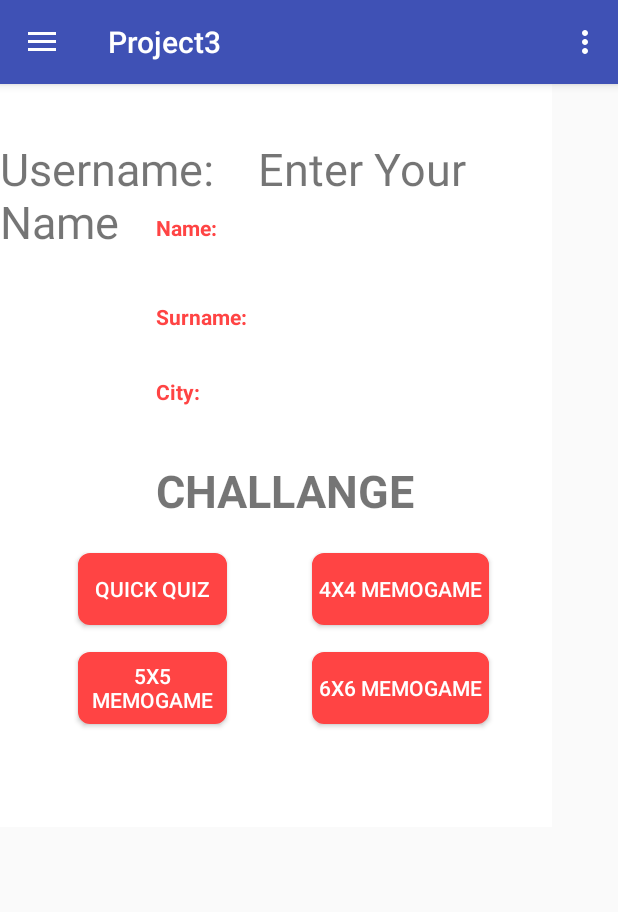
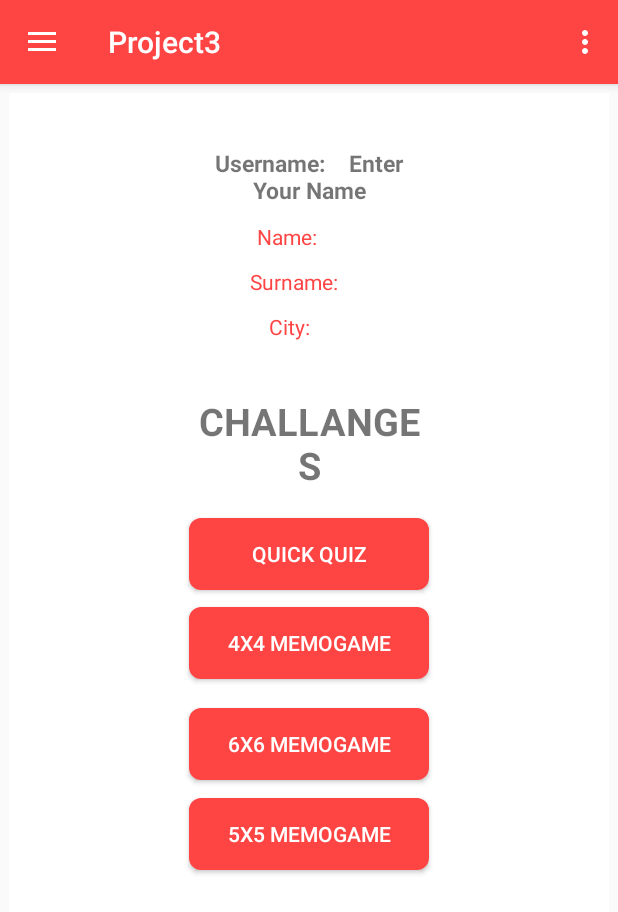
Before and after one commit to acanturgut/GameOS, an Android app: the fragment ViewUserProfileFragment placed in its activity, on a phone screen of 412 x 824 dp. Shown: the top 912 px of the screen. Run offline under Robolectric (Android 15) with nearby library versions, the phone set to English and light mode, and no system bars; our stand-ins replace Firebase (no records; nobody signed in at launch, a user with empty details on screens opened directly).

Commit message:
layout fix

```diff
--- a/Project3/app/src/main/res/layout/content_main.xml
+++ b/Project3/app/src/main/res/layout/content_main.xml
@@ -7,11 +7,25 @@ android:layout_height="match_parent"
 app:layout_behavior="@string/appbar_scrolling_view_behavior"
 tools:context="com.example.canta.project3.MainActivity"
 tools:showIn="@layout/app_bar_main">
+
     <fragment
         android:id="@+id/fragment_container"
         android:name="com.example.canta.project3.FriendListFragment"
-        android:layout_width="368dp"
-        android:layout_height="495dp"
-        tools:layout_editor_absoluteX="8dp"
-        tools:layout_editor_absoluteY="8dp" />
+        android:layout_width="0dp"
+        android:layout_height="0dp"
+        android:layout_margin="6dp"
+        tools:layout_constraintTop_creator="1"
+        tools:layout_constraintRight_creator="1"
+        tools:layout_constraintBottom_creator="1"
+        android:layout_marginStart="8dp"
+        app:layout_constraintBottom_toBottomOf="parent"
+        android:layout_marginEnd="8dp"
+        app:layout_constraintRight_toRightOf="parent"
+        android:layout_marginTop="8dp"
+        tools:layout_constraintLeft_creator="1"
+        android:layout_marginBottom="8dp"
+        app:layout_constraintLeft_toLeftOf="parent"
+        app:layout_constraintTop_toTopOf="parent"
+        android:layout_marginRight="5dp"
+        android:layout_marginLeft="5dp" />
 </android.support.constraint.ConstraintLayout>
--- a/Project3/app/src/main/res/layout/fragment_view_user_profile.xml
+++ b/Project3/app/src/main/res/layout/fragment_view_user_profile.xml
@@ -22,19 +22,22 @@
             android:ems="10"
             android:inputType="textPersonName"
             android:text="Name"
-            android:textColor="@color/colorPrimaryDark"
-            android:textStyle="bold" />
+            android:textAlignment="center"
+            android:textColor="@color/colorPrimaryDark" />
 
         <TextView
             android:id="@+id/other_profile_username"
             android:layout_width="wrap_content"
             android:layout_height="wrap_content"
+            android:layout_alignEnd="@+id/other_profile_name"
+
             android:layout_alignParentTop="true"
-            android:layout_centerHorizontal="true"
-
+            android:layout_alignStart="@+id/other_profile_name"
             android:layout_marginTop="36dp"
             android:text="USERNAME"
-            android:textSize="30sp" />
+            android:textAlignment="center"
+            android:textSize="15sp"
+            android:textStyle="bold" />
 
         <TextView
             android:id="@+id/other_profile_surname"
@@ -42,83 +45,84 @@
             android:layout_height="30dp"
             android:layout_alignStart="@+id/other_profile_name"
             android:layout_below="@+id/other_profile_name"
-            android:layout_marginTop="29dp"
             android:ems="10"
             android:inputType="textPersonName"
             android:text="Surname"
-            android:textColor="@color/colorPrimaryDark"
-            android:textStyle="bold" />
+            android:textAlignment="center"
+            android:textColor="@color/colorPrimaryDark" />
 
         <TextView
             android:id="@+id/other_profile_city"
             android:layout_width="wrap_content"
             android:layout_height="30dp"
             android:layout_alignStart="@+id/other_profile_surname"
+
             android:layout_below="@+id/other_profile_surname"
-            android:layout_marginTop="20dp"
             android:ems="10"
-
             android:inputType="textPersonName"
             android:text="City"
-            android:textColor="@color/colorPrimaryDark"
-            android:textStyle="bold" />
+            android:textAlignment="center"
+            android:textColor="@color/colorPrimaryDark" />
 
         <TextView
             android:id="@+id/textView13"
             android:layout_width="wrap_content"
             android:layout_height="wrap_content"
+            android:layout_alignEnd="@+id/other_profile_city"
             android:layout_alignStart="@+id/other_profile_city"
             android:layout_below="@+id/other_profile_city"
             android:layout_marginTop="25dp"
-            android:text="CHALLANGE"
-            android:textSize="30sp"
+            android:text="CHALLANGES"
+            android:textAlignment="center"
+            android:textSize="25sp"
             android:textStyle="bold" />
 
         <Button
             android:id="@+id/challange_qq_user"
             android:layout_width="400dp"
             android:layout_height="wrap_content"
-            android:layout_alignParentStart="true"
-            android:layout_below="@+id/textView13"
-            android:layout_marginStart="52dp"
-            android:layout_marginTop="21dp"
-            android:layout_toStartOf="@+id/textView14"
+            android:layout_marginTop="18dp"
             android:background="@drawable/button_normal"
             android:text="Quick Quiz"
-            android:textColor="@android:color/white" />
+            android:textColor="@android:color/white"
+            android:layout_below="@+id/textView13"
+            android:layout_alignEnd="@+id/textView13"
+            android:layout_alignStart="@+id/textView13" />
 
         <Button
             android:id="@+id/challange_44_user"
             android:layout_width="wrap_content"
             android:layout_height="wrap_content"
-            android:layout_above="@+id/challange_55_user"
-            android:layout_alignParentEnd="true"
-            android:layout_marginEnd="42dp"
             android:background="@drawable/button_normal"
             android:text="4x4 MemoGame"
-            android:textColor="@android:color/white" />
+            android:textColor="@android:color/white"
+            android:layout_below="@+id/challange_qq_user"
+            android:layout_marginTop="11dp"
+            android:layout_alignEnd="@+id/challange_qq_user"
+            android:layout_alignStart="@+id/challange_qq_user" />
 
         <Button
             android:id="@+id/challange_55_user"
             android:layout_width="wrap_content"
             android:layout_height="wrap_content"
-            android:layout_alignStart="@+id/challange_qq_user"
-            android:layout_below="@+id/challange_qq_user"
-            android:layout_marginTop="18dp"
-            android:layout_toStartOf="@+id/textView14"
             android:background="@drawable/button_normal"
             android:text="5x5 Memogame"
-            android:textColor="@android:color/white" />
+            android:textColor="@android:color/white"
+            android:layout_below="@+id/challange_66_user"
+            android:layout_alignStart="@+id/challange_66_user"
+            android:layout_marginTop="12dp"
+            android:layout_alignEnd="@+id/challange_66_user" />
 
         <Button
             android:id="@+id/challange_66_user"
             android:layout_width="wrap_content"
             android:layout_height="wrap_content"
-            android:layout_alignStart="@+id/challange_44_user"
-            android:layout_alignTop="@+id/challange_55_user"
             android:background="@drawable/button_normal"
             android:text="6x6 Memogame"
-            android:textColor="@android:color/white" />
+            android:textColor="@android:color/white"
+            android:layout_below="@+id/textView14"
+            android:layout_alignStart="@+id/challange_44_user"
+            android:layout_alignEnd="@+id/challange_44_user" />
 
         <TextView
             android:id="@+id/textView14"
--- a/Project3/app/src/main/res/values/colors.xml
+++ b/Project3/app/src/main/res/values/colors.xml
@@ -1,6 +1,6 @@
 <?xml version="1.0" encoding="utf-8"?>
 <resources>
-    <color name="colorPrimary">#3f51b5 </color>
+    <color name="colorPrimary">#ff4444</color>
     <color name="colorPrimaryDark">#ff4444</color>
     <color name="colorAccent">#ff4081 </color>
     <color name="History">#573812 </color>
```
Also changed, not shown: Project3/app/src/main/java/com/example/canta/project3/SignInActivity.java (+17 -6 lines), Project3/app/src/main/res/layout/fragment_user_profile.xml (+6 -3 lines), Project3/app/src/main/res/layout/nav_header_main.xml (+9 -20 lines).
